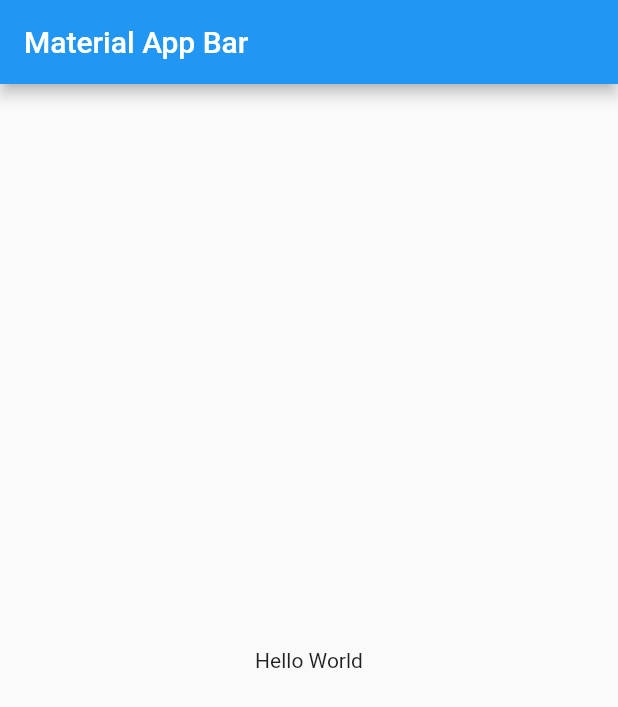
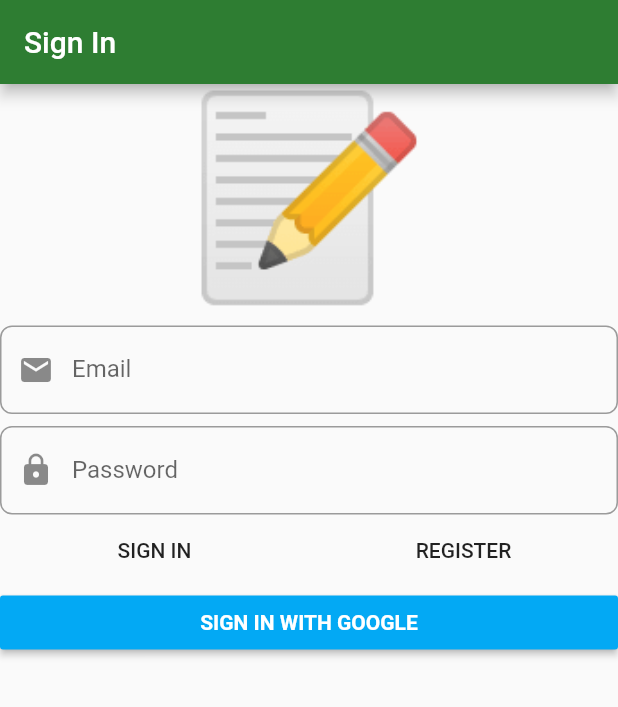
Before and after one commit to arifikhsan/flutter_firebase_ddd_aug_twenty, a Flutter app: the screen it shows after launch, on a phone screen of 412 x 824 dp. Shown: the top 707 px of the screen. Run offline on Flutter 3.47's test engine with Material 2 defaults, Android fonts, the phone set to English and light mode, and no system bars; our stand-ins replace bloc, dartz, firebase_auth, flushbar, flutter_bloc, freezed_annotation and 3 more; accounts and stored records are empty; generated files the repository leaves out were written again.

Commit message:
sign in logic

```diff
--- a/lib/main.dart
+++ b/lib/main.dart
@@ -1,25 +1,9 @@
 import 'package:flutter/material.dart';
 import 'package:flutter_firebase_ddd_aug/injection.dart';
+import 'package:flutter_firebase_ddd_aug/presentation/core/app_widget.dart';
 import 'package:injectable/injectable.dart';
 
 void main() {
   configureInjection(Environment.prod);
-  runApp(MyApp());
+  runApp(AppWidget());
 }
-
-class MyApp extends StatelessWidget {
-  @override
-  Widget build(BuildContext context) {
-    return MaterialApp(
-      title: 'Material App',
-      home: Scaffold(
-        appBar: AppBar(
-          title: const Text('Material App Bar'),
-        ),
-        body: const Center(
-          child: Text('Hello World'),
-        ),
-      ),
-    );
-  }
-}
--- /dev/null
+++ b/lib/presentation/core/app_widget.dart
@@ -0,0 +1,22 @@
+import 'package:flutter/material.dart';
+import 'package:flutter_firebase_ddd_aug/presentation/sign_in/sign_in_page.dart';
+
+class AppWidget extends StatelessWidget {
+  @override
+  Widget build(BuildContext context) {
+    return MaterialApp(
+      title: 'Notes',
+      home: SignInPage(),
+      debugShowCheckedModeBanner: false,
+      theme: ThemeData.light().copyWith(
+        primaryColor: Colors.green.shade800,
+        accentColor: Colors.blueAccent,
+        inputDecorationTheme: InputDecorationTheme(
+          border: OutlineInputBorder(
+            borderRadius: BorderRadius.circular(8),
+          ),
+        ),
+      ),
+    );
+  }
+}
--- /dev/null
+++ b/lib/presentation/sign_in/sign_in_page.dart
@@ -0,0 +1,20 @@
+import 'package:flutter/material.dart';
+import 'package:flutter_bloc/flutter_bloc.dart';
+import 'package:flutter_firebase_ddd_aug/application/auth/sign_in_form/sign_in_form_bloc.dart';
+import 'package:flutter_firebase_ddd_aug/injection.dart';
+import 'package:flutter_firebase_ddd_aug/presentation/sign_in/widget/sign_in_form.dart';
+
+class SignInPage extends StatelessWidget {
+  @override
+  Widget build(BuildContext context) {
+    return Scaffold(
+      appBar: AppBar(
+        title: const Text('Sign In'),
+      ),
+      body: BlocProvider(
+        create: (context) => getIt<SignInFormBloc>(),
+        child: SignInForm(),
+      ),
+    );
+  }
+}
--- /dev/null
+++ b/lib/presentation/sign_in/widget/sign_in_form.dart
@@ -0,0 +1,131 @@
+import 'package:flushbar/flushbar_helper.dart';
+import 'package:flutter/material.dart';
+import 'package:flutter_bloc/flutter_bloc.dart';
+import 'package:flutter_firebase_ddd_aug/application/auth/sign_in_form/sign_in_form_bloc.dart';
+
+class SignInForm extends StatelessWidget {
+  @override
+  Widget build(BuildContext context) {
+    return BlocConsumer<SignInFormBloc, SignInFormState>(
+      listener: (context, state) {
+        state.authFailureOrSuccessOption.fold(
+          () => null,
+          (either) => either.fold(
+            (failure) => {
+              FlushbarHelper.createError(
+                message: failure.map(
+                  cancelledByUser: (_) => 'Cancelled',
+                  serverError: (_) => 'Server error',
+                  emailAlreadyInUse: (_) => 'Email already in use',
+                  invalidEmailAndPasswordCombination: (_) =>
+                      'Invalid email and password combination',
+                ),
+              ).show(context),
+            },
+            (right) => {
+              // TODO: Navigate
+            },
+          ),
+        );
+      },
+      builder: (context, state) {
+        return Form(
+          autovalidate: state.showErrorMessages,
+          child: ListView(
+            children: [
+              const Text(
+                '📝',
+                textAlign: TextAlign.center,
+                style: TextStyle(fontSize: 130),
+              ),
+              const SizedBox(height: 8),
+              TextFormField(
+                decoration: const InputDecoration(
+                  prefixIcon: Icon(Icons.email),
+                  labelText: 'Email',
+                ),
+                autocorrect: false,
+                onChanged: (emailString) => context
+                    .bloc<SignInFormBloc>()
+                    .add(SignInFormEvent.emailChanged(emailString)),
+                validator: (_) => context
+                    .bloc<SignInFormBloc>()
+                    .state
+                    .emailAddress
+                    .value
+                    .fold(
+                      (failure) => failure.maybeMap(
+                        invalidEmail: (_) => 'Invalid Email',
+                        orElse: () => null,
+                      ),
+                      (r) => null,
+                    ),
+              ),
+              const SizedBox(height: 8),
+              TextFormField(
+                decoration: const InputDecoration(
+                  prefixIcon: Icon(Icons.lock),
+                  labelText: 'Password',
+                ),
+                autocorrect: false,
+                obscureText: true,
+                onChanged: (passwordString) => context
+                    .bloc<SignInFormBloc>()
+                    .add(SignInFormEvent.passwordChanged(passwordString)),
+                validator: (_) =>
+                    context.bloc<SignInFormBloc>().state.password.value.fold(
+                          (failure) => failure.maybeMap(
+                            shortPassword: (_) => 'Short Password',
+                            orElse: () => null,
+                          ),
+                          (_) => null,
+                        ),
+              ),
+              Row(
+                children: [
+                  Expanded(
+                    child: FlatButton(
+                      onPressed: () {
+                        context.bloc<SignInFormBloc>().add(
+                              const SignInFormEvent
+                                  .signInWithEmailAndPasswordPressed(),
+                            );
+                      },
+                      child: const Text('SIGN IN'),
+                    ),
+                  ),
+                  Expanded(
+                    child: FlatButton(
+                      onPressed: () {
+                        context.bloc<SignInFormBloc>().add(
+                              const SignInFormEvent
+                                  .registerWithEmailAndPasswordPressed(),
+                            );
+                      },
+                      child: const Text('REGISTER'),
+                    ),
+                  ),
+                ],
+              ),
+              RaisedButton(
+                onPressed: () {
+                  context.bloc<SignInFormBloc>().add(
+                        const SignInFormEvent.signInWithGooglePressed(),
+                      );
+                },
+                color: Colors.lightBlue,
+                child: const Text(
+                  'SIGN IN WITH GOOGLE',
+                  style: TextStyle(
+                    color: Colors.white,
+                    fontWeight: FontWeight.bold,
+                  ),
+                ),
+              ),
+            ],
+          ),
+        );
+      },
+    );
+  }
+}
--- a/pubspec.yaml
+++ b/pubspec.yaml
@@ -20,21 +20,20 @@ dependencies:
   google_sign_in: ^4.5.1
   get_it: ^4.0.4
   injectable: ^1.0.4
+  flushbar: ^1.10.4
 
 dev_dependencies:
   flutter_test:
     sdk: flutter
-  build_runner:
+  build_runner: null
   freezed: ^0.11.4
   lint: ^1.2.0
   injectable_generator: ^1.0.4
 
 # dependency_overrides:
 #   analyzer: '0.39.14'
-
 # For information on the generic Dart part of this file, see the
 # following page: https://dart.dev/tools/pub/pubspec
-
 # The following section is specific to Flutter.
 flutter:
   # The following line ensures that the Material Icons font is
```
Also changed, not shown: pubspec.lock, 1 other file.
